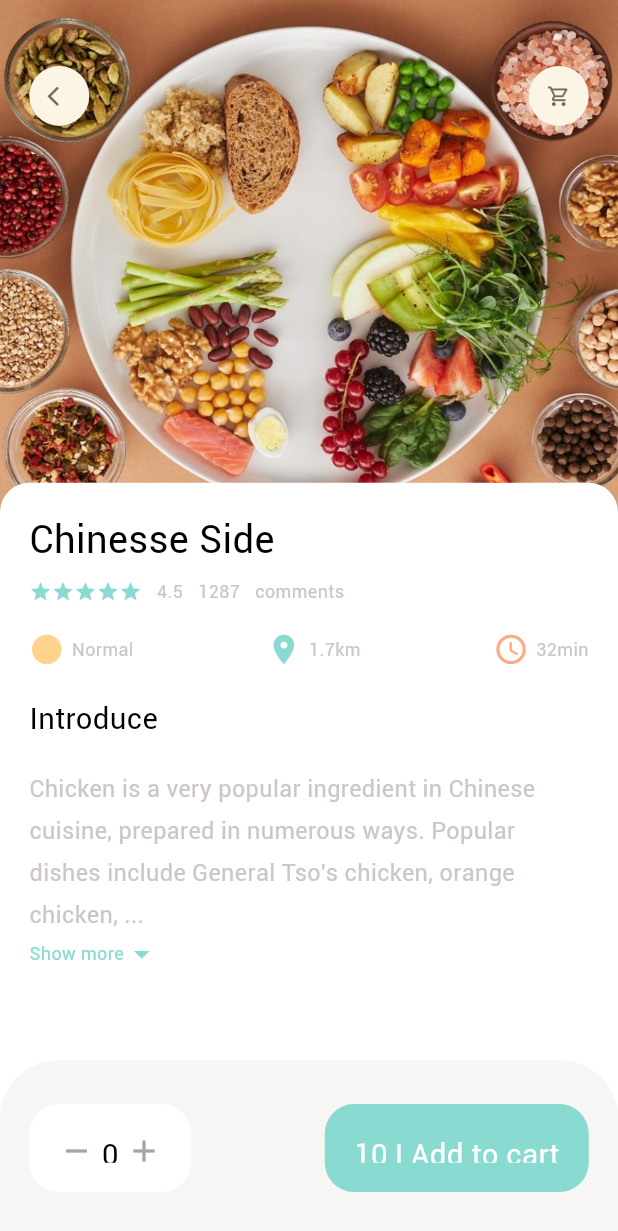
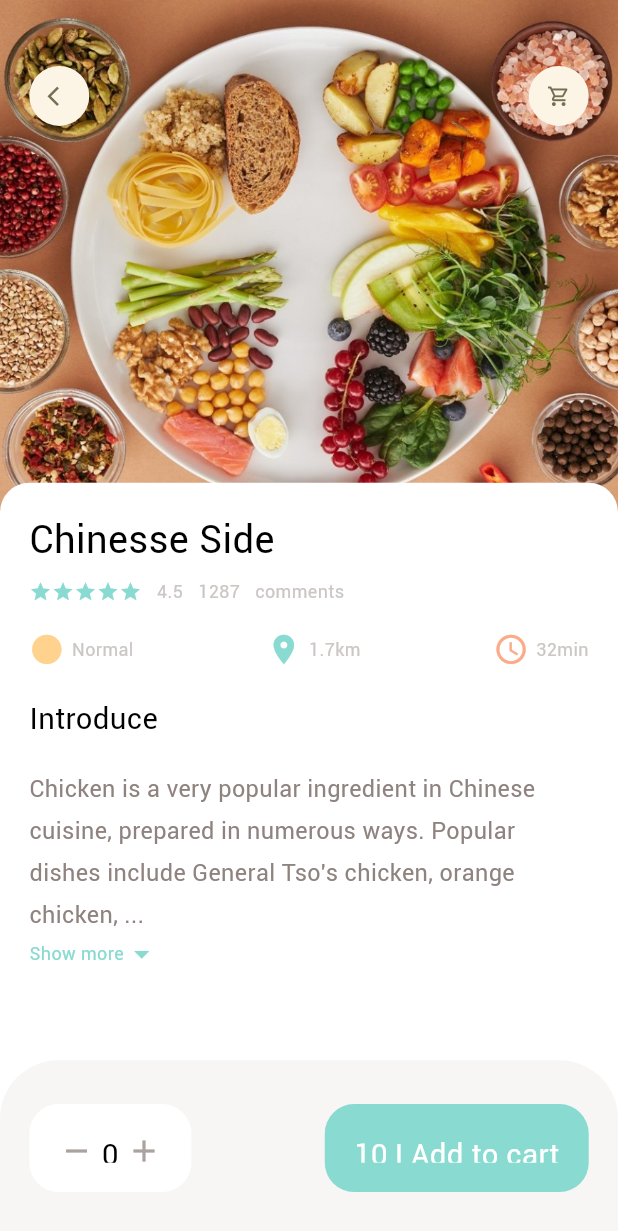
Before and after one commit to JohanBanda04/food_delivery, a Flutter app: the screen it shows after launch, on a phone screen of 412 x 824 dp. Shown: the top 1231 px of the screen. Run offline on Flutter 3.47's test engine with Material 3 defaults, Android fonts, the phone set to English and light mode, and no system bars; our stand-ins replace dots_indicator, get.

Commit message:
textColor to paraColor

```diff
--- a/lib/widgets/expandable_text_widget.dart
+++ b/lib/widgets/expandable_text_widget.dart
@@ -45,7 +45,7 @@ class _ExpandableTextWidgetState extends State<ExpandableTextWidget> {
           ? SmallText(color: AppColors.paraColor,size: Dimensions.font16,text: firstHalf)
           : Column(
               children: [
-                SmallText(height: 1.8,color: AppColors.textColor,size: Dimensions.font16,
+                SmallText(height: 1.8,color: AppColors.paraColor,size: Dimensions.font16,
                   text: hiddenText
                       ? (firstHalf + "...")
                       : (firstHalf + secondHalf),
```
